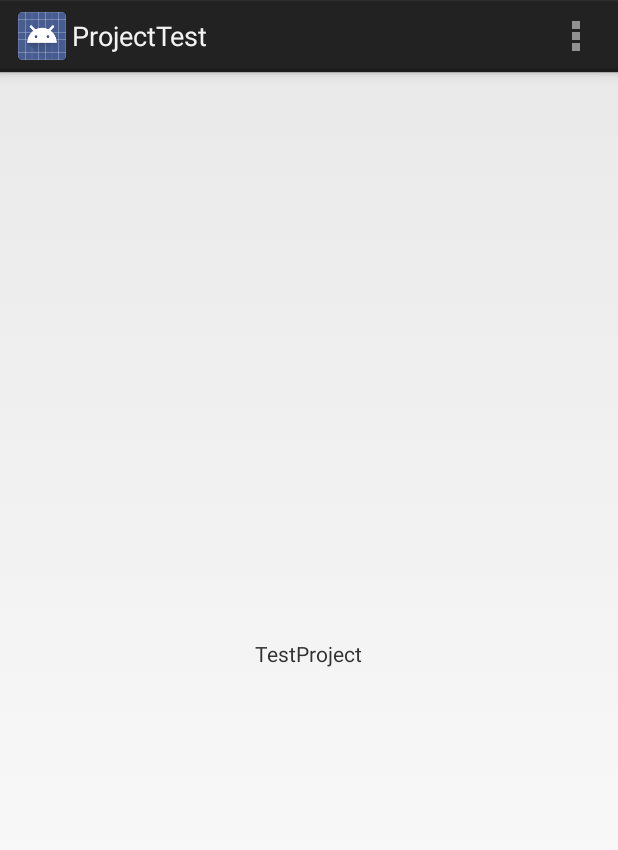
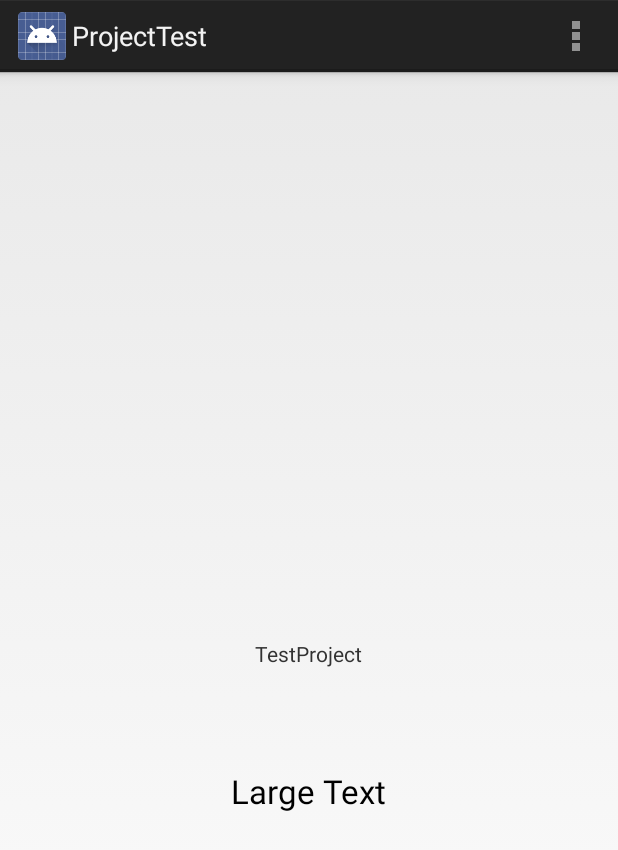
Before and after one commit to MichaelGar/testproject, an Android app: the screen it shows after launch (MainActivity), on a phone screen of 412 x 824 dp. Shown: the top 850 px of the screen. Run offline under Robolectric (Android 15) with nearby library versions, the phone set to English and light mode, and no system bars.

Commit message:
просто коммит

```diff
--- a/app/src/main/res/layout/activity_main.xml
+++ b/app/src/main/res/layout/activity_main.xml
@@ -8,6 +8,17 @@
     <TextView android:text="TestProject" android:layout_width="wrap_content"
         android:layout_height="wrap_content"
         android:layout_centerVertical="true"
-        android:layout_centerHorizontal="true" />
+        android:layout_centerHorizontal="true"
+        android:id="@+id/textView" />
+
+    <TextView
+        android:layout_width="wrap_content"
+        android:layout_height="wrap_content"
+        android:textAppearance="?android:attr/textAppearanceLarge"
+        android:text="Large Text"
+        android:id="@+id/textView2"
+        android:layout_below="@+id/textView"
+        android:layout_centerHorizontal="true"
+        android:layout_marginTop="67dp" />
 
 </RelativeLayout>
```
Also changed, not shown: 1 other file.
